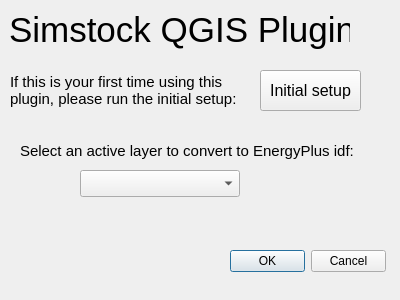
The window that simstock_qgis/Simstock_QGIS_dialog_base.ui (UCL/simstock_qgis) describes before a commit, drawn with Qt 5.
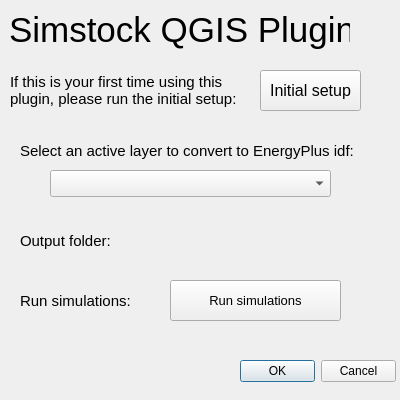
The same window after the commit. Custom widgets are drawn as their Qt base class.

Commit message: Edited dialogue to include run simulations button

The edit to the form file:
```diff
--- a/simstock_qgis/Simstock_QGIS_dialog_base.ui
+++ b/simstock_qgis/Simstock_QGIS_dialog_base.ui
@@ -7,13 +7,13 @@
     <x>0</x>
     <y>0</y>
     <width>400</width>
-    <height>300</height>
+    <height>400</height>
    </rect>
   </property>
   <property name="minimumSize">
    <size>
     <width>400</width>
-    <height>300</height>
+    <height>400</height>
    </size>
   </property>
   <property name="windowTitle">
@@ -58,8 +58,8 @@
   <widget class="QDialogButtonBox" name="button_box">
    <property name="geometry">
     <rect>
-     <x>230</x>
-     <y>250</y>
+     <x>240</x>
+     <y>360</y>
      <width>156</width>
      <height>23</height>
     </rect>
@@ -116,9 +116,9 @@
   <widget class="QgsMapLayerComboBox" name="mMapLayerComboBox">
    <property name="geometry">
     <rect>
-     <x>80</x>
+     <x>50</x>
      <y>170</y>
-     <width>160</width>
+     <width>281</width>
      <height>27</height>
     </rect>
    </property>
@@ -126,9 +126,9 @@
   <widget class="QgsFileWidget" name="mQgsFileWidget">
    <property name="geometry">
     <rect>
-     <x>70</x>
+     <x>150</x>
      <y>230</y>
-     <width>90</width>
+     <width>221</width>
      <height>27</height>
     </rect>
    </property>
@@ -136,6 +136,66 @@
     <enum>QgsFileWidget::GetDirectory</enum>
    </property>
   </widget>
+  <widget class="QLabel" name="label_4">
+   <property name="geometry">
+    <rect>
+     <x>20</x>
+     <y>220</y>
+     <width>101</width>
+     <height>42</height>
+    </rect>
+   </property>
+   <property name="font">
+    <font>
+     <pointsize>11</pointsize>
+    </font>
+   </property>
+   <property name="text">
+    <string>Output folder:</string>
+   </property>
+   <property name="wordWrap">
+    <bool>true</bool>
+   </property>
+  </widget>
+  <widget class="QLabel" name="label_5">
+   <property name="geometry">
+    <rect>
+     <x>20</x>
+     <y>280</y>
+     <width>121</width>
+     <height>42</height>
+    </rect>
+   </property>
+   <property name="font">
+    <font>
+     <pointsize>11</pointsize>
+    </font>
+   </property>
+   <property name="text">
+    <string>Run simulations:</string>
+   </property>
+   <property name="wordWrap">
+    <bool>true</bool>
+   </property>
+  </widget>
+  <widget class="QPushButton" name="pbRunSim">
+   <property name="geometry">
+    <rect>
+     <x>170</x>
+     <y>280</y>
+     <width>171</width>
+     <height>41</height>
+    </rect>
+   </property>
+   <property name="font">
+    <font>
+     <pointsize>10</pointsize>
+    </font>
+   </property>
+   <property name="text">
+    <string>Run simulations</string>
+   </property>
+  </widget>
  </widget>
  <customwidgets>
   <customwidget>
```
